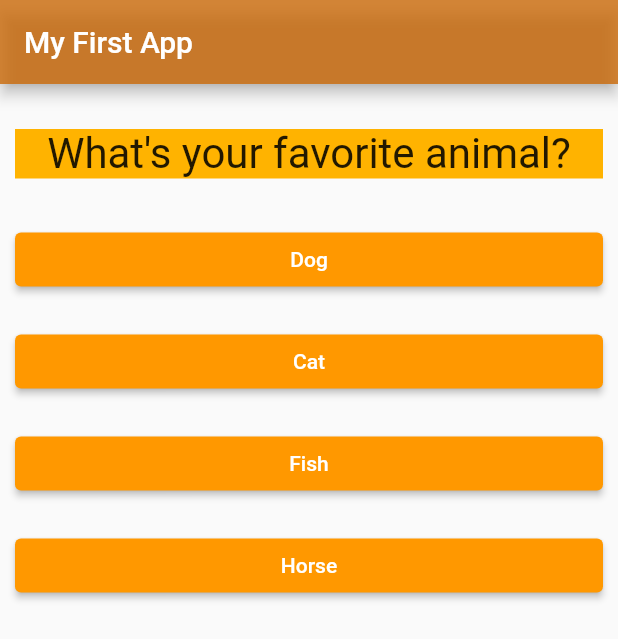
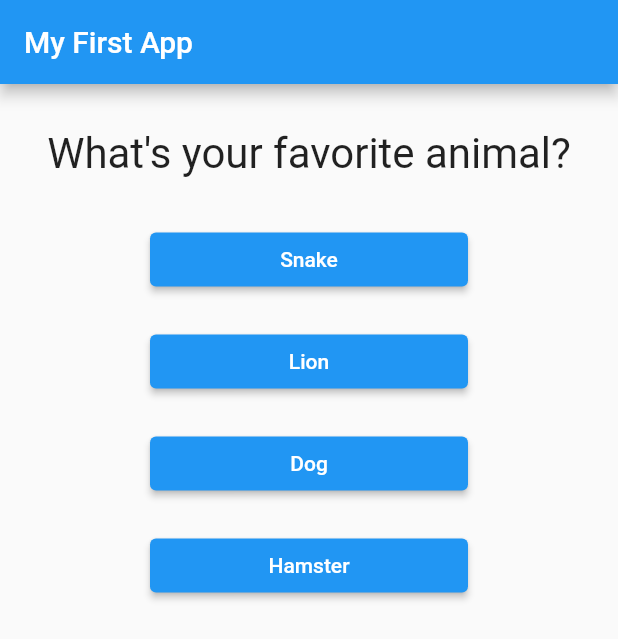
Before and after one commit to kpirabaharan/Flutter, a Flutter app: the screen it shows after launch, after a tap on "Black", on a phone screen of 412 x 824 dp. Shown: the top 639 px of the screen. Run offline on Flutter 3.47's test engine with Material 2 defaults, Android fonts, the phone set to English and light mode, and no system bars.

Commit message:
Section 2: Dart Basics Complete

```diff
--- a/section_2_flutter_basics/lib/answer.dart
+++ b/section_2_flutter_basics/lib/answer.dart
@@ -4,16 +4,17 @@ class Answer extends StatelessWidget {
   final VoidCallback selectHandler;
   final String answerText;
 
-  Answer({this.selectHandler, this.answerText});
+  Answer({required this.selectHandler, required this.answerText});
 
   @override
   Widget build(BuildContext context) {
     return Container(
       width: double.infinity,
-      margin: EdgeInsets.all(10),
+      margin: EdgeInsets.fromLTRB(100, 10, 100, 10),
       child: ElevatedButton(
-        style: TextButton.styleFrom(
-            backgroundColor: Colors.orange, foregroundColor: Colors.white),
+        style: ElevatedButton.styleFrom(
+          backgroundColor: Colors.blue,
+        ),
         child: Text(answerText),
         onPressed: selectHandler,
       ),
--- a/section_2_flutter_basics/lib/main.dart
+++ b/section_2_flutter_basics/lib/main.dart
@@ -1,7 +1,7 @@
 import 'package:flutter/material.dart';
 
-import './question.dart';
-import 'answer.dart';
+import 'quiz.dart';
+import 'result.dart';
 
 void main() => runApp(MyApp());
 
@@ -13,93 +13,67 @@ class MyApp extends StatefulWidget {
 }
 
 class _MyAppState extends State<MyApp> {
+  final _data = const [
+    {
+      'questionText': 'What\'s your favorite color?',
+      'answers': [
+        {'text': 'Black', 'score': 10},
+        {'text': 'Red', 'score': 5},
+        {'text': 'Blue', 'score': 3},
+        {'text': 'White', 'score': 1},
+      ]
+    },
+    {
+      'questionText': 'What\'s your favorite animal?',
+      'answers': [
+        {'text': 'Snake', 'score': 10},
+        {'text': 'Lion', 'score': 5},
+        {'text': 'Dog', 'score': 3},
+        {'text': 'Hamster', 'score': 1},
+      ]
+    },
+    {
+      'questionText': 'What\'s your favorite OS?',
+      'answers': [
+        {'text': 'iOS', 'score': 10},
+        {'text': 'Windows', 'score': 5},
+        {'text': 'Mac', 'score': 3},
+        {'text': 'Linux', 'score': 1}
+      ]
+    }
+  ];
   var _questionIndex = 0;
+  var _totalScore = 0;
 
-  void _answerQuestion() {
-    if (_questionIndex < 2) {
+  void _answerQuestion(int score) {
+    _totalScore += score;
+
     setState(() {
       _questionIndex += 1;
     });
-    } else {
+  }
+
+  void _resetQuiz() {
     setState(() {
       _questionIndex = 0;
+      _totalScore = 0;
     });
-    }
-    print(_questionIndex);
   }
 
   @override
   Widget build(BuildContext context) {
-    final data = [
-      {
-        'questionText': 'What\'s your favorite color?',
-        'answers': ['Black', 'Red', 'Blue', 'Yellow']
-      },
-      {
-        'questionText': 'What\'s your favorite animal?',
-        'answers': ['Dog', 'Cat', 'Fish', 'Horse']
-      },
-      {
-        'questionText': 'What\'s your favorite OS?',
-        'answers': ['Windows', 'Linux', 'Mac', 'iOS']
-      }
-    ];
     return MaterialApp(
         home: Scaffold(
             appBar: AppBar(
               title: Text('My First App'),
-              backgroundColor: Color.fromARGB(203, 203, 105, 7),
+              // backgroundColor: Color.fromARGB(201, 7, 125, 203),
             ),
-            body: Column(
-              children: [
-                Question(data[_questionIndex]['questionText']),
-                ...(data[_questionIndex]['answers'] as List<String>)
-                    .map((answer) {
-                  return Answer(
-                      selectHandler: _answerQuestion, answerText: answer);
-                })
-                // Answer(
-                //   btnColor: Colors.blue,
-                //   txt: data[_questionIndex]['answers'][0],
-                //   selectHandler: _answerQuestion,
-                // ),
-                // Answer(
-                //   btnColor: Colors.red,
-                //   txt: "Answer 2",
-                //   selectHandler: _answerQuestion,
-                // ),
-                // Answer(
-                //   btnColor: Colors.yellow,
-                //   txt: "Answer 3",
-                //   selectHandler: _answerQuestion,
-                // )
-                // Answer(
-                //   btnColor: Colors.orange,
-                //   txt: "Answer 4",
-                //   selectHandler: _answerQuestion,
-                // )
-                // ElevatedButton(
-                //   child: Text(colors[0]),
-                //   onPressed: _answerQuestion,
-                //   // () {
-                //   //   print("Another was printed");
-                //   //   print("Another was printed again");
-                //   // },
-                //   style: TextButton.styleFrom(backgroundColor: Colors.blue),
-                // ),
-                // ElevatedButton(
-                //   child: Text(colors[1]),
-                //   onPressed: _answerQuestion,
-                //   style: TextButton.styleFrom(backgroundColor: Colors.red),
-                // ),
-                // ElevatedButton(
-                //   child: Text(colors[2]),
-                //   onPressed: _answerQuestion,
-                //   style: TextButton.styleFrom(
-                //       backgroundColor: Colors.yellow,
-                //       foregroundColor: Colors.black),
-                // ),
-              ],
-            )));
+            body: _questionIndex < _data.length
+                ? Quiz(
+                    answerQuestion: _answerQuestion,
+                    data: _data,
+                    questionIndex: _questionIndex,
+                  )
+                : Result(_totalScore, _resetQuiz)));
   }
 }
--- a/section_2_flutter_basics/lib/question.dart
+++ b/section_2_flutter_basics/lib/question.dart
@@ -10,7 +10,6 @@ class Question extends StatelessWidget {
     return Container(
       width: double.infinity,
       margin: EdgeInsets.fromLTRB(10, 30, 10, 20),
-      color: Colors.amber[600],
       child: Text(
         questionText,
         style: TextStyle(fontSize: 28),
--- /dev/null
+++ b/section_2_flutter_basics/lib/quiz.dart
@@ -0,0 +1,31 @@
+import 'package:flutter/material.dart';
+
+import './question.dart';
+import 'answer.dart';
+
+class Quiz extends StatelessWidget {
+  final List<Map<String, Object>> data;
+  final int questionIndex;
+  final Function answerQuestion;
+
+  Quiz(
+      {required this.data,
+      required this.answerQuestion,
+      required this.questionIndex});
+
+  @override
+  Widget build(BuildContext context) {
+    return Column(
+      children: [
+        Question(data[questionIndex]['questionText'] as String),
+        // Need the spread operator to combine new lists
+        ...(data[questionIndex]['answers'] as List<Map<String, Object>>)
+            .map((answer) {
+          return Answer(
+              selectHandler: () => answerQuestion(answer['score'] as int),
+              answerText: answer['text'] as String);
+        })
+      ],
+    );
+  }
+}
--- a/section_2_flutter_basics/pubspec.yaml
+++ b/section_2_flutter_basics/pubspec.yaml
@@ -18,12 +18,11 @@ publish_to: 'none' # Remove this line if you wish to publish to pub.dev
 version: 1.0.0+1
 
 environment:
-  sdk: ">=2.11.0 <3.0.0"
+  sdk: '>=2.18.1 <3.3.2'
 
 dependencies:
   flutter:
     sdk: flutter
-
 
   # The following adds the Cupertino Icons font to your application.
   # Use with the CupertinoIcons class for iOS style icons.
@@ -38,7 +37,6 @@ dev_dependencies:
 
 # The following section is specific to Flutter.
 flutter:
-
   # The following line ensures that the Material Icons font is
   # included with your application, so that you can use the icons in
   # the material Icons class.
```
Also changed, not shown: section_2_flutter_basics/lib/result.dart (added, +47 -0 lines). Lines whose indentation alone changed are shown as unchanged.
